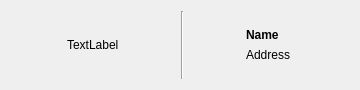
Qt form sokketter-ui/sources/power_strip_list_item.ui (morwy/sokketter) before a commit.
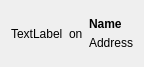
The same form after that commit.

Commit message: refactor: small UI changes for power strip item.

```diff
--- a/sokketter-ui/sources/power_strip_list_item.ui
+++ b/sokketter-ui/sources/power_strip_list_item.ui
@@ -7,7 +7,7 @@
     <x>0</x>
     <y>0</y>
     <width>360</width>
-    <height>90</height>
+    <height>80</height>
    </rect>
   </property>
   <property name="sizePolicy">
@@ -19,17 +19,32 @@
   <property name="minimumSize">
    <size>
     <width>360</width>
-    <height>90</height>
+    <height>80</height>
+   </size>
+  </property>
+  <property name="maximumSize">
+   <size>
+    <width>16777215</width>
+    <height>80</height>
    </size>
   </property>
   <property name="windowTitle">
    <string>Form</string>
   </property>
   <layout class="QHBoxLayout" name="rootLayout">
+   <property name="sizeConstraint">
+    <enum>QLayout::SetFixedSize</enum>
+   </property>
+   <property name="topMargin">
+    <number>12</number>
+   </property>
+   <property name="bottomMargin">
+    <number>12</number>
+   </property>
    <item>
     <widget class="QLabel" name="icon_label">
      <property name="sizePolicy">
-      <sizepolicy hsizetype="Fixed" vsizetype="Preferred">
+      <sizepolicy hsizetype="Preferred" vsizetype="Preferred">
        <horstretch>0</horstretch>
        <verstretch>0</verstretch>
       </sizepolicy>
@@ -40,23 +55,26 @@
     </widget>
    </item>
    <item>
-    <widget class="Line" name="line">
+    <widget class="QLabel" name="status_label">
      <property name="sizePolicy">
-      <sizepolicy hsizetype="Fixed" vsizetype="Preferred">
+      <sizepolicy hsizetype="Preferred" vsizetype="Preferred">
        <horstretch>0</horstretch>
        <verstretch>0</verstretch>
       </sizepolicy>
      </property>
-     <property name="orientation">
-      <enum>Qt::Vertical</enum>
+     <property name="text">
+      <string>on</string>
      </property>
     </widget>
    </item>
    <item>
     <widget class="QWidget" name="widget" native="true">
      <layout class="QVBoxLayout" name="verticalLayout">
+      <property name="spacing">
+       <number>5</number>
+      </property>
       <property name="sizeConstraint">
-       <enum>QLayout::SetFixedSize</enum>
+       <enum>QLayout::SetDefaultConstraint</enum>
       </property>
       <property name="leftMargin">
        <number>0</number>
@@ -70,10 +88,23 @@
       <property name="bottomMargin">
        <number>0</number>
       </property>
+      <item>
+       <spacer name="verticalSpacer_2">
+        <property name="orientation">
+         <enum>Qt::Vertical</enum>
+        </property>
+        <property name="sizeHint" stdset="0">
+         <size>
+          <width>20</width>
+          <height>5</height>
+         </size>
+        </property>
+       </spacer>
+      </item>
       <item>
        <widget class="QLabel" name="name_label">
         <property name="sizePolicy">
-         <sizepolicy hsizetype="Preferred" vsizetype="Preferred">
+         <sizepolicy hsizetype="Expanding" vsizetype="Preferred">
           <horstretch>0</horstretch>
           <verstretch>0</verstretch>
          </sizepolicy>
@@ -91,7 +122,7 @@
       <item>
        <widget class="QLabel" name="address_label">
         <property name="sizePolicy">
-         <sizepolicy hsizetype="Preferred" vsizetype="Preferred">
+         <sizepolicy hsizetype="Expanding" vsizetype="Preferred">
           <horstretch>0</horstretch>
           <verstretch>0</verstretch>
          </sizepolicy>
@@ -101,6 +132,19 @@
         </property>
        </widget>
       </item>
+      <item>
+       <spacer name="verticalSpacer">
+        <property name="orientation">
+         <enum>Qt::Vertical</enum>
+        </property>
+        <property name="sizeHint" stdset="0">
+         <size>
+          <width>20</width>
+          <height>5</height>
+         </size>
+        </property>
+       </spacer>
+      </item>
      </layout>
     </widget>
    </item>
```
Left out of the diff: 2 changed lines with no effect on the pictures. The commit also changes 6 other files.
